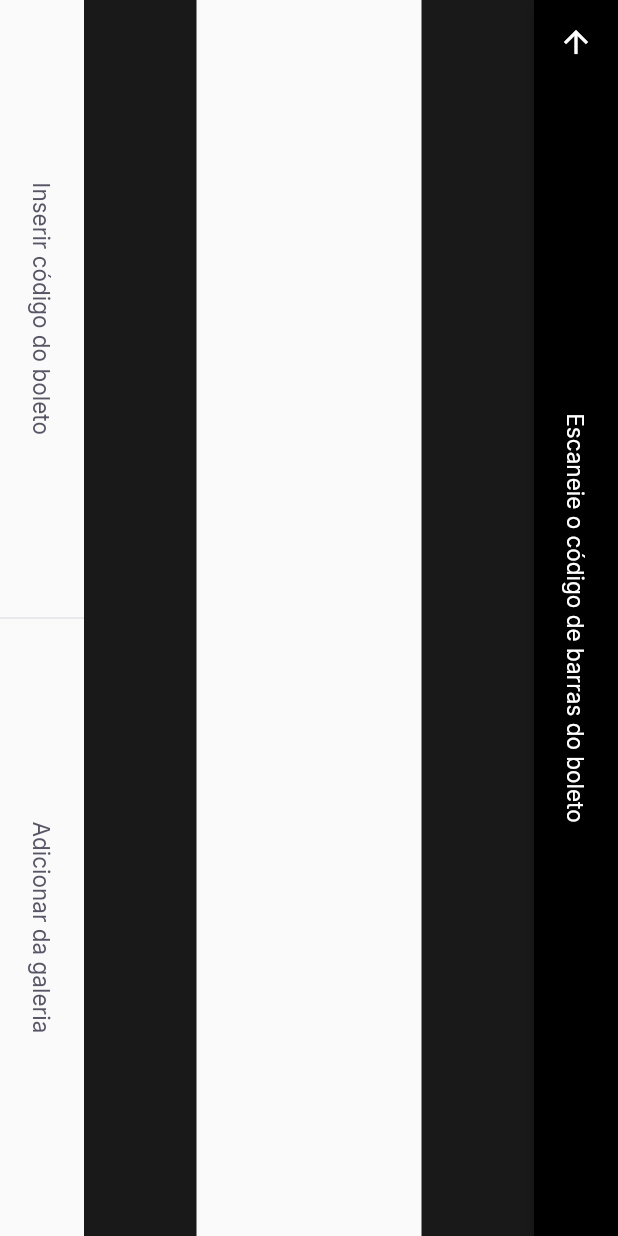
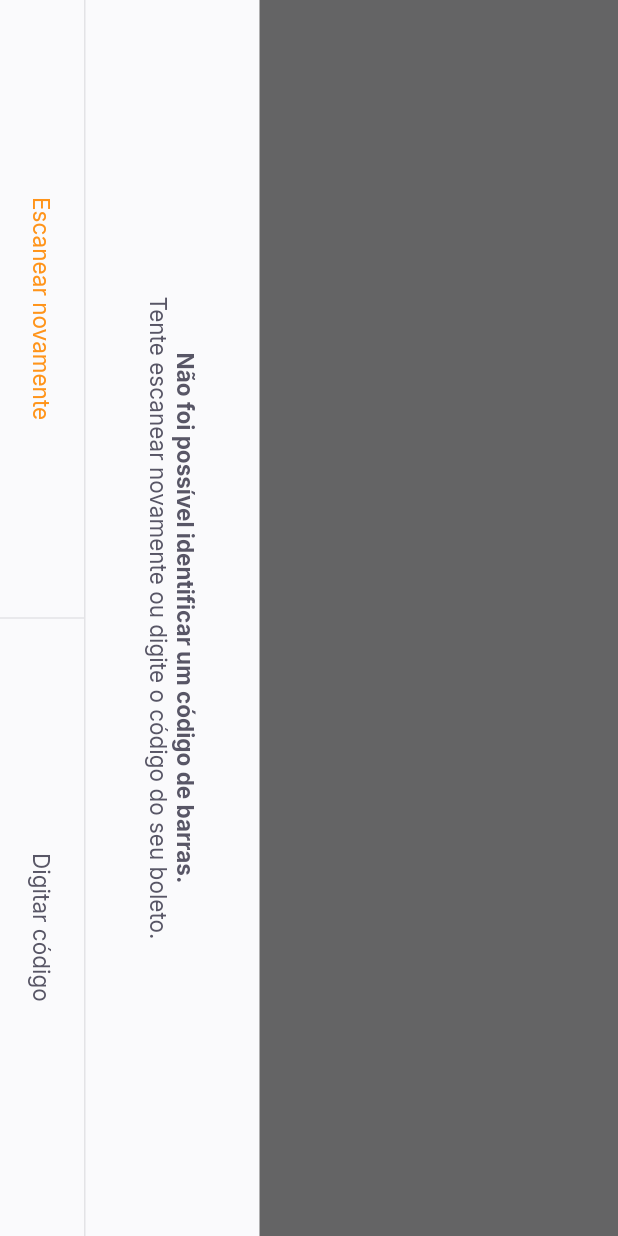
Before and after one commit to mattatito/payflow, a Flutter app: the BarcodeScannerPage screen opened by its route, on a phone screen of 412 x 824 dp. Run offline on Flutter 3.47's test engine with Material 2 defaults, Android fonts, the phone set to English and light mode, and no system bars; our stand-ins replace firebase_core, google_fonts, google_sign_in, shared_preferences; accounts and stored records are empty.

Commit message:
finalizando layout do barcodeScannerPage

```diff
--- a/lib/app_widget.dart
+++ b/lib/app_widget.dart
@@ -1,4 +1,5 @@
 import 'package:flutter/material.dart';
+import 'package:flutter/services.dart';
 import 'package:payflow/modules/barcode_scanner/barcode_scanner_page.dart';
 import 'package:payflow/modules/login/login_page.dart';
 import 'package:payflow/modules/splash/splash_page.dart';
@@ -8,6 +9,11 @@ import 'shared/constants/routes.dart';
 import 'shared/themes/app_colors.dart';
 
 class AppWidget extends StatelessWidget {
+  AppWidget() {
+    SystemChrome.setPreferredOrientations(
+        [DeviceOrientation.portraitDown, DeviceOrientation.portraitUp]);
+  }
+
   @override
   Widget build(BuildContext context) {
     return MaterialApp(
--- a/lib/modules/barcode_scanner/barcode_scanner_page.dart
+++ b/lib/modules/barcode_scanner/barcode_scanner_page.dart
@@ -1,6 +1,7 @@
 import 'package:flutter/material.dart';
 import 'package:payflow/shared/themes/app_colors.dart';
 import 'package:payflow/shared/themes/app_text_styles.dart';
+import 'package:payflow/shared/widgets/bottom_sheet/bottom_sheet_widget.dart';
 import 'package:payflow/shared/widgets/set_label_buttons/set_label_buttons.dart';
 
 class BarcodeScannerPage extends StatefulWidget {
@@ -13,6 +14,14 @@ class BarcodeScannerPage extends StatefulWidget {
 class _BarcodeScannerPageState extends State<BarcodeScannerPage> {
   @override
   Widget build(BuildContext context) {
+    return BottomSheetWidget(
+      title: "Não foi possível identificar um código de barras.",
+      subtitle: "Tente escanear novamente ou digite o código do seu boleto.",
+      primaryLabel: "Escanear novamente",
+      primaryOnPressed: () {},
+      secundaryLabel: "Digitar código",
+      secundaryOnPressed: () {},
+    );
     return SafeArea(
       child: RotatedBox(
         quarterTurns: 1,
--- /dev/null
+++ b/lib/shared/widgets/bottom_sheet/bottom_sheet_widget.dart
@@ -0,0 +1,76 @@
+import 'package:flutter/material.dart';
+import 'package:payflow/shared/themes/app_colors.dart';
+import 'package:payflow/shared/themes/app_text_styles.dart';
+import 'package:payflow/shared/widgets/set_label_buttons/set_label_buttons.dart';
+
+class BottomSheetWidget extends StatelessWidget {
+  final String primaryLabel;
+  final VoidCallback primaryOnPressed;
+  final String secundaryLabel;
+  final VoidCallback secundaryOnPressed;
+  final String title;
+  final String subtitle;
+
+  const BottomSheetWidget({
+    Key? key,
+    required this.primaryLabel,
+    required this.primaryOnPressed,
+    required this.secundaryLabel,
+    required this.secundaryOnPressed,
+    required this.title,
+    required this.subtitle,
+  }) : super(key: key);
+
+  @override
+  Widget build(BuildContext context) {
+    return SafeArea(
+      child: RotatedBox(
+        quarterTurns: 1,
+        child: Material(
+          child: Container(
+            color: AppColors.shape,
+            child: Column(
+              children: [
+                Expanded(
+                  child: Container(
+                    color: Colors.black.withOpacity(0.6),
+                  ),
+                ),
+                Column(
+                  children: [
+                    Padding(
+                      padding: const EdgeInsets.all(40.0),
+                      child: Text.rich(
+                        TextSpan(
+                          text: title,
+                          style: AppTextStyles.buttonBoldHeading,
+                          children: [
+                            TextSpan(
+                                text: "\n$subtitle",
+                                style: AppTextStyles.buttonHeading),
+                          ],
+                        ),
+                        textAlign: TextAlign.center,
+                      ),
+                    ),
+                    Container(
+                      height: 1,
+                      color: AppColors.stroke,
+                    ),
+                    SetLabelButtons(
+                      enablePrimaryColor: true,
+                      primaryLabel: primaryLabel,
+                      primaryOnPressed: primaryOnPressed,
+                      secundaryLabel: secundaryLabel,
+                      secundaryOnPressed: secundaryOnPressed,
+                    ),
+                  ],
+                ),
+              ],
+            ),
+          ),
+        ),
+      ),
+    );
+  }
+}
--- a/lib/shared/widgets/label_button/label_button.dart
+++ b/lib/shared/widgets/label_button/label_button.dart
@@ -4,9 +4,14 @@ import 'package:payflow/shared/themes/app_text_styles.dart';
 class LabelButton extends StatelessWidget {
   final String label;
   final VoidCallback onPressed;
+  final TextStyle? style;
 
-  const LabelButton({Key? key, required this.label, required this.onPressed})
-      : super(key: key);
+  const LabelButton({
+    Key? key,
+    required this.label,
+    required this.onPressed,
+    this.style,
+  }) : super(key: key);
 
   @override
   Widget build(BuildContext context) {
@@ -16,7 +21,7 @@ class LabelButton extends StatelessWidget {
         onPressed: onPressed,
         child: Text(
           label,
-          style: AppTextStyles.buttonHeading,
+          style: style ?? AppTextStyles.buttonHeading,
         ),
       ),
     );
--- a/lib/shared/widgets/set_label_buttons/set_label_buttons.dart
+++ b/lib/shared/widgets/set_label_buttons/set_label_buttons.dart
@@ -1,4 +1,5 @@
 import 'package:flutter/material.dart';
+import 'package:payflow/shared/themes/app_text_styles.dart';
 import 'package:payflow/shared/widgets/divider_vertical/divider_vertical_widget.dart';
 import 'package:payflow/shared/widgets/label_button/label_button.dart';
 
@@ -7,6 +8,7 @@ class SetLabelButtons extends StatelessWidget {
   final VoidCallback primaryOnPressed;
   final String secundaryLabel;
   final VoidCallback secundaryOnPressed;
+  final bool enablePrimaryColor;
 
   const SetLabelButtons({
     Key? key,
@@ -14,6 +16,7 @@ class SetLabelButtons extends StatelessWidget {
     required this.primaryOnPressed,
     required this.secundaryLabel,
     required this.secundaryOnPressed,
+    this.enablePrimaryColor = false,
   }) : super(key: key);
 
   @override
@@ -26,6 +29,7 @@ class SetLabelButtons extends StatelessWidget {
             child: LabelButton(
               label: primaryLabel,
               onPressed: primaryOnPressed,
+              style: enablePrimaryColor ? AppTextStyles.buttonPrimary : null,
             ),
           ),
           DividerVerticalWidget(),
```
